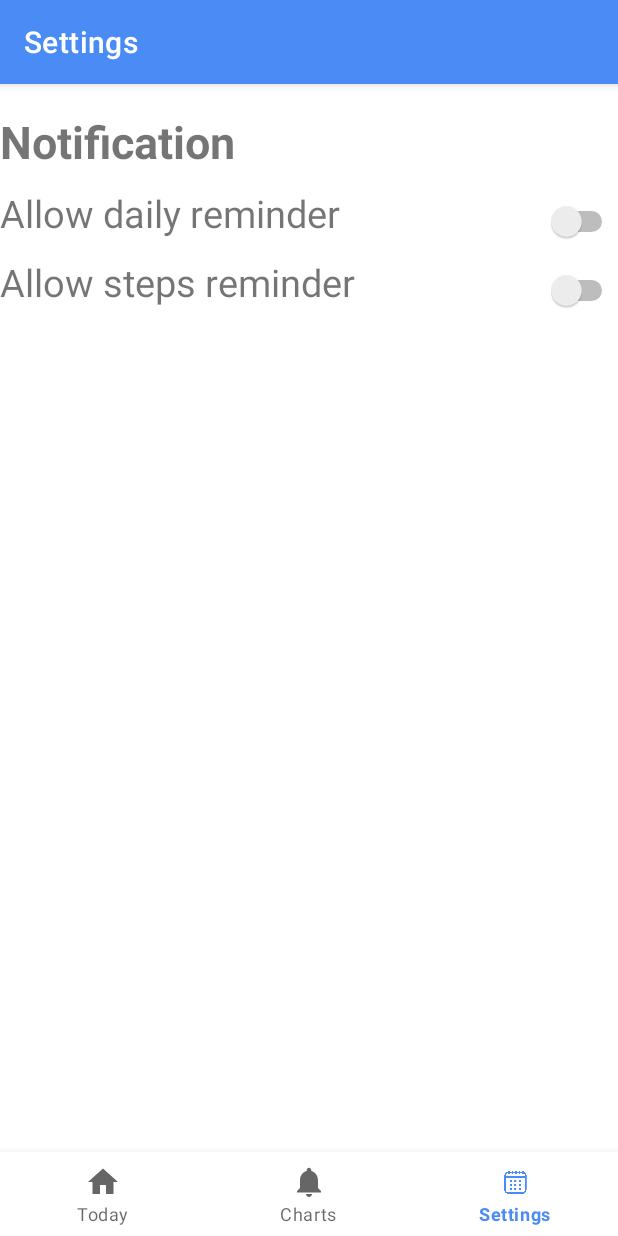
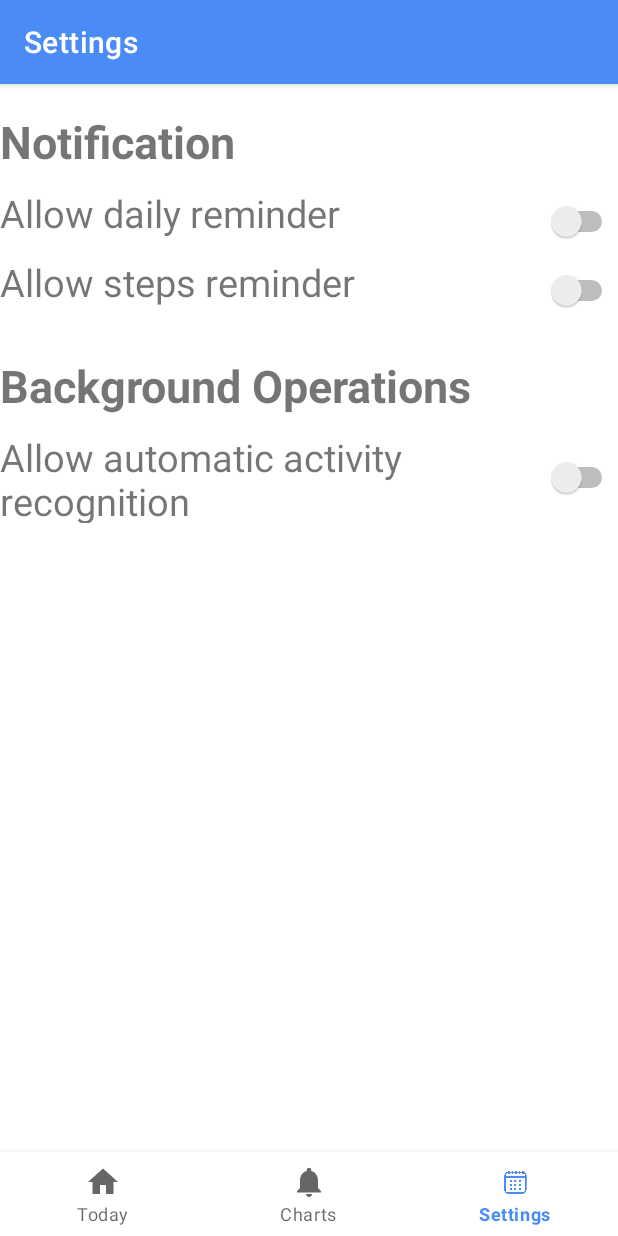
Before and after one commit to Alessia65/LAMProject2024-Personal-Physical-Tracker, an Android app: the SettingsFragment screen opened through its navigation route, on a phone screen of 412 x 824 dp. Run offline under Robolectric (Android 15) with nearby library versions, the phone set to English and light mode, and no system bars; our stand-ins replace Room's generated code, navigation-ui; Roboto replaces fonts that are not available here.

Commit message:
grafica per background operation activity recognition

```diff
--- a/app/src/main/java/com/example/personalphysicaltracker/ui/settings/SettingsFragment.kt
+++ b/app/src/main/java/com/example/personalphysicaltracker/ui/settings/SettingsFragment.kt
@@ -29,6 +29,9 @@ class SettingsFragment : Fragment() {
     private lateinit var switchDailyReminder: Switch
     @SuppressLint("UseSwitchCompatOrMaterialCode")
     private lateinit var switchStepsReminder: Switch
+
+    private lateinit var switchActivityRecognition: Switch
+
     private var dailySteps = 0L
 
     override fun onCreateView(
@@ -87,7 +90,14 @@ class SettingsFragment : Fragment() {
                 settingsViewModel.cancelStepsNotification(requireContext())
             }
         }
+
         calculateDailySteps()
+
+
+        //Background Operations
+        switchActivityRecognition = binding.root.findViewById(R.id.switch_b_o_activity_recognition)
+
+
     }
 
 
--- a/app/src/main/res/layout/fragment_settings.xml
+++ b/app/src/main/res/layout/fragment_settings.xml
@@ -71,6 +71,40 @@
             </LinearLayout>
 
 
+            <TextView
+                android:layout_width="match_parent"
+                android:layout_height="wrap_content"
+                android:paddingTop="20sp"
+                android:paddingBottom="10sp"
+                android:text="Background Operations"
+                android:textSize="30sp"
+                android:textStyle="bold">
+
+            </TextView>
+
+            <LinearLayout
+                android:layout_width="match_parent"
+                android:layout_height="61dp"
+                android:orientation="horizontal">
+
+                <TextView
+                    android:layout_width="285dp"
+                    android:layout_height="match_parent"
+                    android:text="Allow automatic activity recognition"
+                    android:textAlignment="textStart"
+                    android:textSize="25sp">
+
+                </TextView>
+
+                <Switch
+                    android:id="@+id/switch_b_o_activity_recognition"
+                    android:layout_width="77dp"
+                    android:layout_height="match_parent"
+                    android:layout_weight="1"
+                    android:textAlignment="center" />
+            </LinearLayout>
+
+
         </LinearLayout>
 
     </androidx.constraintlayout.widget.ConstraintLayout>
```
